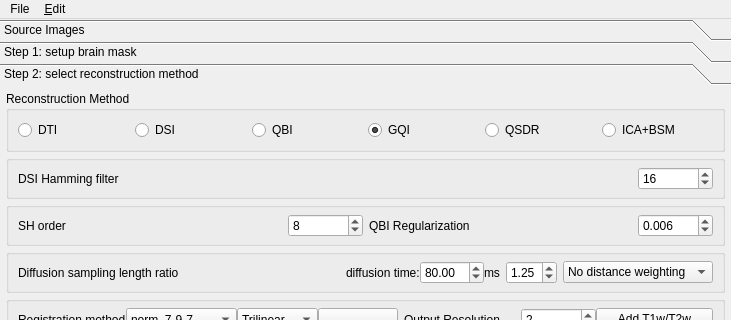
This is reconstruction/reconstruction_window.ui in YounesN/DSI-Studio as Qt 5 draws it before an edit; both pictures show x 0 to 731 and y 0 to 320 of the 731 by 622 pixel window. The edited form follows.
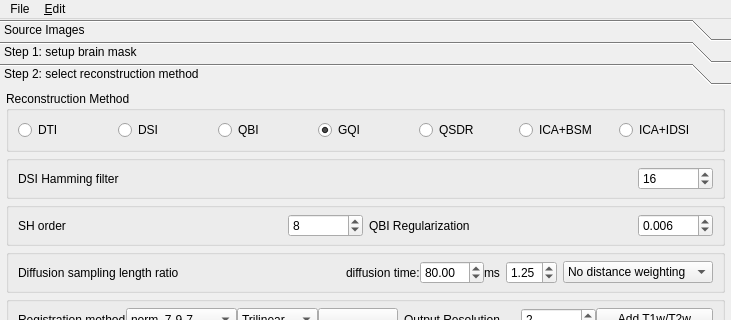
This is the edited form. Icons and pictures are not drawn.

Commit message: ICA+IDSI files have been added, GUI changed accordingly

Diff of the .ui file:
```diff
--- a/reconstruction/reconstruction_window.ui
+++ b/reconstruction/reconstruction_window.ui
@@ -579,6 +579,16 @@
              </property>
             </widget>
            </item>
+           <item>
+            <widget class="QRadioButton" name="IDSI">
+             <property name="enabled">
+              <bool>true</bool>
+             </property>
+             <property name="text">
+              <string>ICA+IDSI</string>
+             </property>
+            </widget>
+           </item>
           </layout>
          </widget>
         </item>
```
The commit also changes 5 other files.
